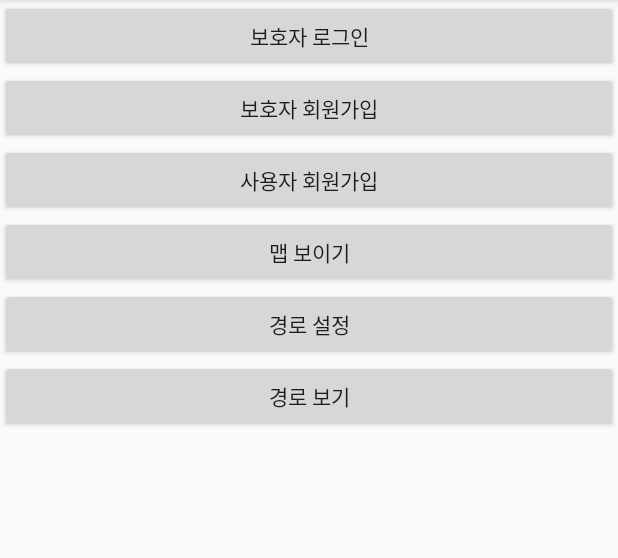
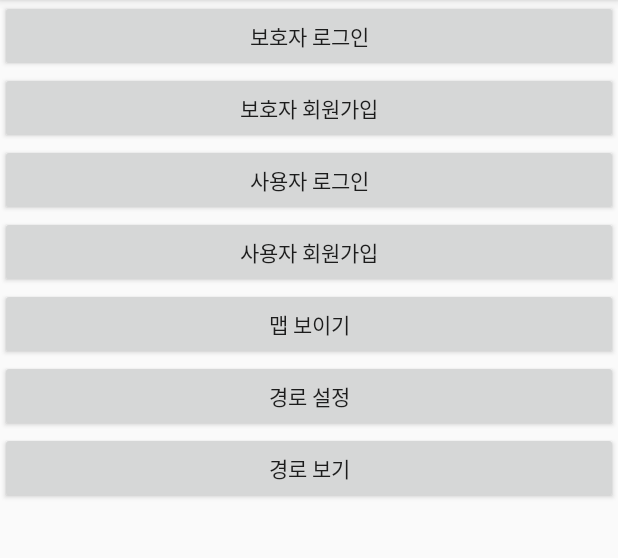
Before and after one commit to tlaektmf/NavigationForBlind, an Android app: the screen it shows after launch (MainActivity), on a phone screen of 412 x 824 dp, the part 84-642 px from its top. Run offline under Robolectric (Android 15) with nearby library versions, the phone set to English and light mode, and no system bars.

Commit message:
MainActivity에 사용자 로그인 버튼 생성

```diff
--- a/app/src/main/AndroidManifest.xml
+++ b/app/src/main/AndroidManifest.xml
@@ -48,6 +48,7 @@
         <activity android:name=".NUShowWayActivity" />
         <activity android:name=".NUShowMapAcivity" />
         <activity android:name=".NMakeWayActivity" />
+        <activity android:name=".NULoginActivity"></activity>
     </application>
 
 </manifest>
--- a/app/src/main/java/com/example/dazze/navigationforblind/MainActivity.java
+++ b/app/src/main/java/com/example/dazze/navigationforblind/MainActivity.java
@@ -25,14 +25,16 @@ public class MainActivity extends AppCompatActivity {
         1. 보호자 회원가입
         2. 보호자 로그인
         3. 사용자 회원가입
-        4. mapview 보이기
-        5. 보호자 - 경로 설정
-        6. 사용자 - 경로 선택(경로 보기)
+        4. 사용자 로그인
+        5. mapview 보이기
+        6. 보호자 - 경로 설정
+        7. 사용자 - 경로 선택(경로 보기)
          */
 
         btnGoPJoin=(Button)findViewById(R.id.goPJoin);
         btnGoPLogin=(Button)findViewById(R.id.goPLogin);
         btnGoUJoin=(Button)findViewById(R.id.goUJoin);
+        btnGoULogin=(Button)findViewById(R.id.goULogin);
         btnGoMapView=(Button)findViewById(R.id.goMap);
         btnGoMake=(Button)findViewById(R.id.goMake);
         btnShowWay=(Button)findViewById(R.id.showWay);
@@ -55,6 +57,14 @@ public class MainActivity extends AppCompatActivity {
                 Intent intent=new Intent(getBaseContext(),NPJoinActivity.class);
                 startActivity(intent);
 
+            }
+        });
+
+        btnGoULogin.setOnClickListener(new View.OnClickListener() {
+            @Override
+            public void onClick(View view) {
+                Intent intent = new Intent(getBaseContext(), NULoginActivity.class);
+                startActivity(intent);
             }
         });
 
--- a/app/src/main/res/layout/activity_main.xml
+++ b/app/src/main/res/layout/activity_main.xml
@@ -19,6 +19,12 @@
         android:layout_width="match_parent"
         android:layout_height="wrap_content"
         android:text="보호자 회원가입" />
+
+    <Button
+        android:id="@+id/goULogin"
+        android:layout_width="match_parent"
+        android:layout_height="wrap_content"
+        android:text="사용자 로그인" />
 
     <Button
         android:id="@+id/goUJoin"
```
Also changed, not shown: app/src/main/java/com/example/dazze/navigationforblind/NUJoinActivity.java (+0 -8 lines), app/src/main/java/com/example/dazze/navigationforblind/NULoginActivity.java (added, +13 -0 lines), app/src/main/res/layout/activity_nulogin.xml (added, +9 -0 lines).
